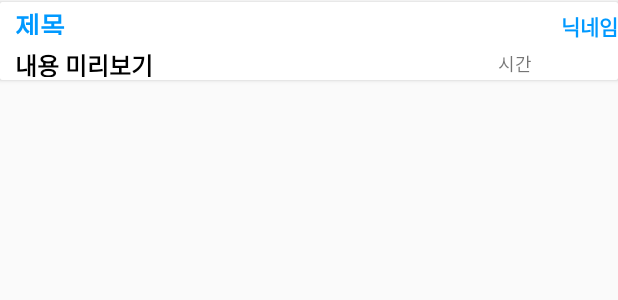
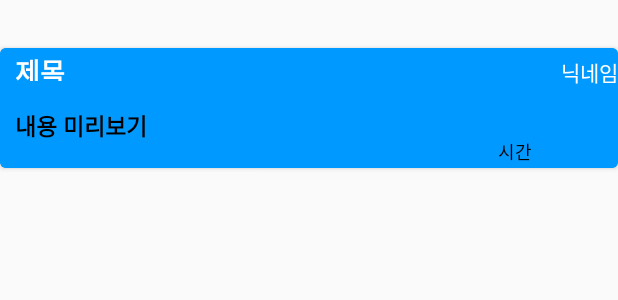
Before and after one commit to icetea94/bustajaproject, an Android app: the layout message_board_form.xml on its own in the app's theme, with its tools: preview values and no code run, on a phone screen of 412 x 824 dp. Shown: the top 300 px of the screen. Run offline under Robolectric (Android 15) with nearby library versions, the phone set to English and light mode, and no system bars; Roboto replaces fonts that are not available here.

Commit message:
Merge branch 'hotfix'
# Conflicts:
#	app/src/main/java/com/example/bustaja/BusstopItem.java

```diff
--- a/app/src/main/java/com/example/bustaja/AddmemMain.java
+++ b/app/src/main/java/com/example/bustaja/AddmemMain.java
@@ -177,7 +177,6 @@ public class AddmemMain extends AppCompatActivity {
 
                     Toast.makeText(AddmemMain.this, "회원가입 성공!!", Toast.LENGTH_LONG).show();
                     Intent result = new Intent();
-
                     // 자신을 호출한 Activity로 데이터를 보낸다.
                     setResult(RESULT_OK, result);
 
--- a/app/src/main/java/com/example/bustaja/MainActivity.java
+++ b/app/src/main/java/com/example/bustaja/MainActivity.java
@@ -182,13 +182,13 @@ public class MainActivity extends AppCompatActivity {
                     public boolean onQueryTextSubmit(String query) {
 
                         for (int i = 0; i < cityItem.size(); i++) {
-                            if (cityItem.get(i).equals(query)) {
+                            if (cityItem.get(i).getCitybusnum().contains(query)||cityItem.get(i).getCitybusstop().contains(query)) {
 //.getBusnum()
                                 searchView.setQuery("", false);
                                 searchView.setIconified(true);
 
                                 Toast.makeText(MainActivity.this, "검색이 완료되었습니다.", Toast.LENGTH_SHORT).show();
-
+                                city_listview.scrollToPosition(i);
                                 return false;
                             }
                         }
--- a/app/src/main/java/com/example/bustaja/ProfileActivity.java
+++ b/app/src/main/java/com/example/bustaja/ProfileActivity.java
@@ -30,7 +30,7 @@ public class ProfileActivity extends AppCompatActivity implements View.OnClickLi
 
     public FirebaseAuth firebaseAuth;
     //view objects
-    private TextView textViewUserEmail;
+    public static TextView textViewUserEmail;
     private Button buttonLogout;
     private TextView textivewDelete;
 
--- a/app/src/main/res/layout/fragment_city.xml
+++ b/app/src/main/res/layout/fragment_city.xml
@@ -7,6 +7,7 @@
     android:layout_gravity="center_vertical"
     android:gravity="center_vertical"
     android:orientation="vertical">
+
 <androidx.swiperefreshlayout.widget.SwipeRefreshLayout
     android:id="@+id/bus_refresh"
     android:layout_width="match_parent"
--- a/app/src/main/res/layout/fragment_favorite.xml
+++ b/app/src/main/res/layout/fragment_favorite.xml
@@ -13,7 +13,6 @@
         android:layout_height="match_parent"
         android:divider="#dddddd"
         android:scrollbars="vertical"
-
         android:dividerHeight="4dp">
     </androidx.recyclerview.widget.RecyclerView>
 
--- a/app/src/main/res/layout/message_board_form.xml
+++ b/app/src/main/res/layout/message_board_form.xml
@@ -1,13 +1,17 @@
 <?xml version="1.0" encoding="utf-8"?>
 <androidx.cardview.widget.CardView xmlns:android="http://schemas.android.com/apk/res/android"
     android:layout_width="match_parent"
-    android:layout_height="52dp"
+    android:layout_height="80dp"
+    xmlns:card_view="http://schemas.android.com/apk/res-auto"
     android:id="@+id/results"
-    android:layout_marginTop="1dp"  >
+    card_view:cardCornerRadius="4dp"
+    card_view:cardBackgroundColor="@color/busblue"
+    android:layout_marginTop="32dp"  >
 
     <RelativeLayout
+
         android:layout_width="match_parent"
-        android:background="#FFFFFF"
+        android:background="@color/busblue"
         android:layout_height="wrap_content">
 
 
@@ -18,8 +22,7 @@
             android:textSize="14sp"
             android:layout_marginTop="5dp"
             android:layout_alignParentRight="true"
-            android:textStyle="bold"
-            android:textColor="@color/busblue"
+            android:textColor="@color/white"
             android:gravity="center_vertical"
             android:layout_marginLeft="20dp"
             android:paddingLeft="8dp"/>
@@ -32,7 +35,8 @@
             android:layout_marginTop="2dp"
             android:layout_marginLeft="10dp"
             android:text="제목"
-            android:textColor="@color/busblue"
+            android:textColor="@color/white"
+            android:ems="15"
             android:textSize="18sp"
             android:textStyle="bold" />
         <TextView
@@ -40,18 +44,19 @@
             android:layout_width="300dp"
             android:layout_height="20dp"
             android:gravity="center_vertical"
-            android:layout_marginTop="30dp"
+            android:layout_marginTop="40dp"
             android:layout_marginLeft="10dp"
             android:ems="15"
+            android:textStyle="bold"
             android:text="내용 미리보기"
             android:textColor="@color/black"
-            android:textSize="16sp"
-            android:textStyle="bold" />
+            android:textSize="15sp"          />
 
         <TextView android:id="@+id/board_time"
             android:layout_width="80dp"
             android:layout_height="20dp"
             android:text="시간"
+            android:textColor="@color/black"
             android:textSize="12sp"
             android:layout_alignParentBottom="true"
             android:layout_alignParentRight="true"/>
--- a/app/src/main/res/menu/board_option.xml
+++ b/app/src/main/res/menu/board_option.xml
@@ -13,7 +13,7 @@
     <item android:id="@+id/board_add"
         android:icon="@android:drawable/ic_menu_add"
         android:iconTint="@color/black"
-        app:showAsAction="always"
+        app:showAsAction="ifRoom"
         android:title="작성"/>
 
 </menu>
```
Also changed, not shown: app/src/main/java/com/example/bustaja/MessageBoardAdapter.java (deleted, +0 -45 lines), app/src/main/java/com/example/bustaja/MessageBoardItem.java (deleted, +0 -32 lines), app/src/main/java/com/example/bustaja/MessageboardMain.java (+49 -16 lines), app/src/main/java/com/example/bustaja/MessageboardNew.java (+29 -7 lines), app/src/main/res/layout/message_board_main.xml (+4 -3 lines), app/src/main/res/layout/message_board_new.xml (+16 -2 lines).
